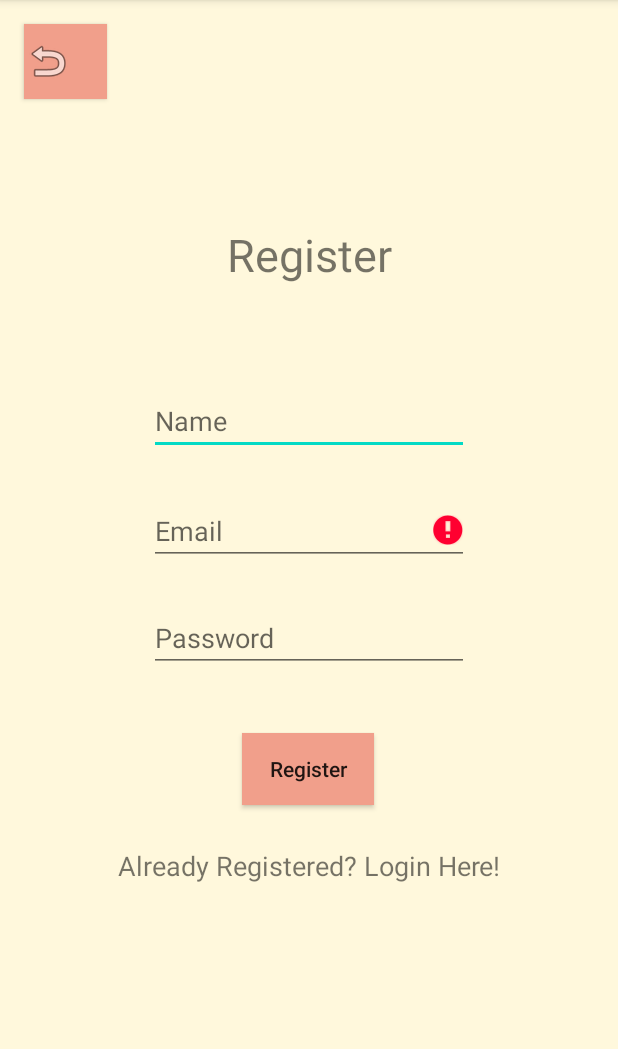
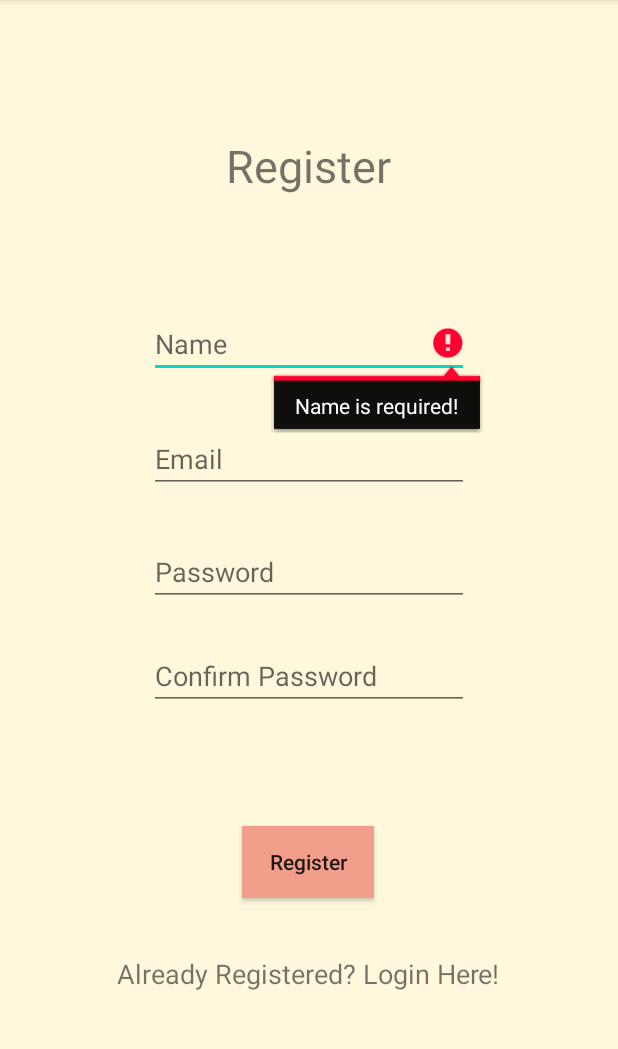
Before and after one commit to jiaqi20/Conversic, an Android app: the screen it shows after launch (Register), after a tap on "Register", on a phone screen of 412 x 824 dp, the part 84-1133 px from its top. Run offline under Robolectric (Android 15) with nearby library versions, the light colour scheme and no system bars; our stand-ins replace Firebase (no records; nobody signed in at launch, a user with empty details on screens opened directly).

Commit message:
DialogFragment Minor Bugs

```diff
--- a/app/src/main/java/com/example/conversic/Conversic1.java
+++ b/app/src/main/java/com/example/conversic/Conversic1.java
@@ -449,7 +449,7 @@ public class Conversic1 extends AppCompatActivity {
         for(int i = 0; i < items.size() ; i++) {
             String item = items.get(i);
             String next = "";
-            if(i<items.size()-1) {
+            if(i < items.size() - 1) {
                 next = items.get(i + 1);
             }
             canvas.drawText(String.valueOf(item.charAt(0)), x, y, paint);
--- a/app/src/main/java/com/example/conversic/Register.java
+++ b/app/src/main/java/com/example/conversic/Register.java
@@ -20,7 +20,7 @@ import com.google.firebase.auth.FirebaseAuth;
 public class Register extends AppCompatActivity {
 
     private TextView register, login;
-    private EditText name, email, password;
+    private EditText name, email, password, confirmPassword;
     private Button register2;
     private FirebaseAuth fAuth;
 
@@ -34,6 +34,7 @@ public class Register extends AppCompatActivity {
         name = findViewById(R.id.name);
         email = findViewById(R.id.email);
         password = findViewById(R.id.password);
+        confirmPassword = findViewById(R.id.confirm_password);
         fAuth = FirebaseAuth.getInstance();
         register2 = findViewById(R.id.buttonRegister);
 
@@ -58,16 +59,30 @@ public class Register extends AppCompatActivity {
      * Register user with email and password (Google firebase).
      */
     private void registerUser() {
+        String nm = name.getText().toString().trim();
         String em = email.getText().toString().trim();
         String pw = password.getText().toString().trim();
+        String cpw = confirmPassword.getText().toString().trim();
 
         //validate the email and password
+        if(TextUtils.isEmpty(nm)) {
+            name.setError("Name is required!");
+            return;
+        }
         if(TextUtils.isEmpty(em)) {
             email.setError("Email is required!");
             return;
         }
         if(TextUtils.isEmpty(pw)) {
             password.setError("Password is required!");
+            return;
+        }
+        if(TextUtils.isEmpty(cpw)) {
+            confirmPassword.setError("Password Confirmation is required!");
+            return;
+        }
+        if(!pw.equals(cpw)){
+            confirmPassword.setError("Password does not match!");
             return;
         }
 
@@ -79,7 +94,7 @@ public class Register extends AppCompatActivity {
                         if(task.isSuccessful()) {
                             Toast.makeText(Register.this, "User created",
                                     Toast.LENGTH_SHORT).show();
-                            startActivity(new Intent(getApplicationContext(), MainActivity.class));
+                            startActivity(new Intent(getApplicationContext(), NavigationDrawerActivity.class));
                         } else {
                             Toast.makeText(Register.this, "Error!",
                                     Toast.LENGTH_SHORT).show();
--- a/app/src/main/java/com/example/conversic/ui/conversic/ConversicFragment.java
+++ b/app/src/main/java/com/example/conversic/ui/conversic/ConversicFragment.java
@@ -1,5 +1,7 @@
 package com.example.conversic.ui.conversic;
 
+import androidx.fragment.app.DialogFragment;
+import androidx.fragment.app.FragmentActivity;
 import androidx.lifecycle.ViewModelProviders;
 
 import android.content.Intent;
@@ -44,7 +46,8 @@ public class ConversicFragment extends Fragment {
         btnConversic2.setOnClickListener(new View.OnClickListener() {
             @Override
             public void onClick(View view) {
-                //Toast.makeText(ConversicFragment.this, "Function under development", Toast.LENGTH_SHORT).show();
+                DialogFragment dialog = (DialogFragment) DialogFragment.instantiate(getActivity(), "Hello world");
+                dialog.show(getFragmentManager(), "dialog");
                 //startActivity(new Intent(getContext(), Conversic2.class));
             }
         });
--- a/app/src/main/res/layout/activity_register.xml
+++ b/app/src/main/res/layout/activity_register.xml
@@ -6,23 +6,6 @@
     android:layout_height="match_parent"
     tools:context=".Register"
     android:background="@color/windowBackground">
-
-    <Button
-        android:id="@+id/buttonBack"
-        android:layout_width="55dp"
-        android:layout_height="50dp"
-        android:background="@color/Button"
-        android:layout_marginStart="16dp"
-        android:layout_marginLeft="16dp"
-        android:layout_marginTop="16dp"
-        android:drawableStart="@android:drawable/ic_menu_revert"
-        android:drawableLeft="@android:drawable/ic_menu_revert"
-        app:layout_constraintBottom_toBottomOf="parent"
-        app:layout_constraintEnd_toEndOf="parent"
-        app:layout_constraintHorizontal_bias="0.0"
-        app:layout_constraintStart_toStartOf="parent"
-        app:layout_constraintTop_toTopOf="parent"
-        app:layout_constraintVertical_bias="0.0" />
 
     <TextView
         android:id="@+id/textView2"
@@ -33,9 +16,10 @@
         android:textSize="30sp"
         app:layout_constraintBottom_toBottomOf="parent"
         app:layout_constraintEnd_toEndOf="parent"
+        app:layout_constraintHorizontal_bias="0.498"
         app:layout_constraintStart_toStartOf="parent"
         app:layout_constraintTop_toTopOf="parent"
-        app:layout_constraintVertical_bias="0.205" />
+        app:layout_constraintVertical_bias="0.124" />
 
     <EditText
         android:id="@+id/name"
@@ -79,33 +63,48 @@
         app:layout_constraintTop_toBottomOf="@+id/email"
         app:layout_constraintVertical_bias="0.076" />
 
+    <EditText
+        android:id="@+id/confirm_password"
+        android:layout_width="wrap_content"
+        android:layout_height="wrap_content"
+        android:ems="10"
+        android:hint="@string/confirm_password"
+        android:importantForAutofill="no"
+        android:inputType="textPassword"
+        app:layout_constraintBottom_toBottomOf="parent"
+        app:layout_constraintEnd_toEndOf="parent"
+        app:layout_constraintStart_toStartOf="parent"
+        app:layout_constraintTop_toBottomOf="@+id/password"
+        app:layout_constraintVertical_bias="0.076" />
+
     <Button
         android:id="@+id/buttonRegister"
         android:layout_width="wrap_content"
         android:layout_height="wrap_content"
         android:background="@color/Button"
         android:text="@string/register2"
+        android:textAllCaps="false"
         app:layout_constraintBottom_toBottomOf="parent"
         app:layout_constraintEnd_toEndOf="parent"
-        app:layout_constraintHorizontal_bias="0.497"
+        app:layout_constraintHorizontal_bias="0.498"
         app:layout_constraintStart_toStartOf="parent"
         app:layout_constraintTop_toBottomOf="@+id/password"
-        app:layout_constraintVertical_bias="0.15"
-        android:textAllCaps="false"/>
+        app:layout_constraintVertical_bias="0.464" />
 
     <TextView
         android:id="@+id/textView3"
         android:layout_width="wrap_content"
         android:layout_height="wrap_content"
+        android:clickable="true"
+        android:focusable="true"
+        android:onClick="onClick"
         android:text="@string/ady_login"
         android:textSize="18sp"
-        android:clickable="true"
-        android:onClick="onClick"
         app:layout_constraintBottom_toBottomOf="parent"
         app:layout_constraintEnd_toEndOf="parent"
+        app:layout_constraintHorizontal_bias="0.496"
         app:layout_constraintStart_toStartOf="parent"
         app:layout_constraintTop_toBottomOf="@+id/buttonRegister"
-        app:layout_constraintVertical_bias="0.136"
-        android:focusable="true" />
+        app:layout_constraintVertical_bias="0.264" />
 
 </androidx.constraintlayout.widget.ConstraintLayout>
--- a/app/src/main/res/values/colors.xml
+++ b/app/src/main/res/values/colors.xml
@@ -5,4 +5,5 @@
     <color name="colorAccent">#03DAC5</color>
     <color name="windowBackground">#fff8dc</color>
     <color name="Button">#F19F8B</color>
+    <color name="DialogFragment">#D3D3D3</color>
 </resources>
--- a/app/src/main/res/values/strings.xml
+++ b/app/src/main/res/values/strings.xml
@@ -43,4 +43,6 @@
     <string name="are_you_sure_you_wont_to_log_out">Are you sure you wont to log out?</string>
     <string name="yes">Yes</string>
     <string name="leaving_so_soon">Leaving so soon?</string>
+    <string name="confirm_password">Confirm Password</string>
+    <string name="go">Go</string>
 </resources>
```
Also changed, not shown: app/src/main/res/drawable/rounded_rectangle.xml (added, +16 -0 lines), app/src/main/res/layout/conversic_fragment.xml (+36 -13 lines), app/src/main/res/layout/dialog_fragment.xml (added, +34 -0 lines).
